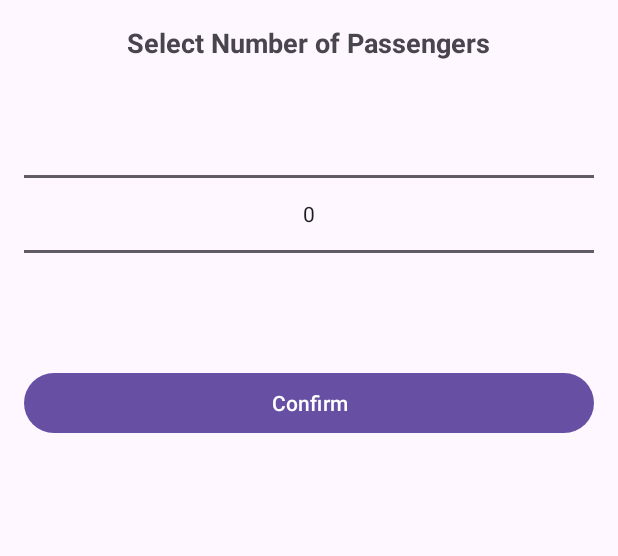
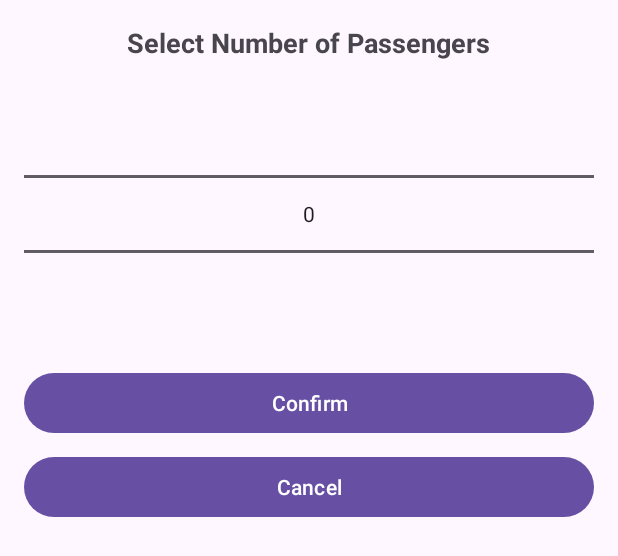
Before and after one commit to Rheiley/kelowna-connect, an Android app: the layout dialog_number_picker.xml on its own in the app's theme, with its tools: preview values and no code run, on a phone screen of 412 x 824 dp. Shown: the top 556 px of the screen. Run offline under Robolectric (Android 15) with nearby library versions, the phone set to English and light mode, and no system bars.

Commit message:
Add cancel button

```diff
--- a/app/src/main/java/com/example/kelownaconnect/BookRide.java
+++ b/app/src/main/java/com/example/kelownaconnect/BookRide.java
@@ -145,6 +145,7 @@ public class BookRide extends AppCompatActivity {
 
         NumberPicker numberPicker = view.findViewById(R.id.numberPicker);
         Button confirmButton = view.findViewById(R.id.confirmButton);
+        Button cancelButton = view.findViewById(R.id.cancelButton);
 
         numberPicker.setMinValue(1);
         numberPicker.setMaxValue(10);
@@ -155,6 +156,8 @@ public class BookRide extends AppCompatActivity {
             passengerCount.setText(String.valueOf(selectedNumber));
             bottomSheetDialog.dismiss();
         });
+
+        cancelButton.setOnClickListener(v -> bottomSheetDialog.dismiss());
 
         bottomSheetDialog.show();
     }
--- a/app/src/main/res/layout/dialog_number_picker.xml
+++ b/app/src/main/res/layout/dialog_number_picker.xml
@@ -26,4 +26,11 @@
         android:layout_height="wrap_content"
         android:text="Confirm"
         android:layout_marginTop="12dp"/>
+
+    <Button
+        android:id="@+id/cancelButton"
+        android:layout_width="match_parent"
+        android:layout_height="wrap_content"
+        android:text="Cancel"
+        android:layout_marginTop="8dp"/>
 </LinearLayout>
```
